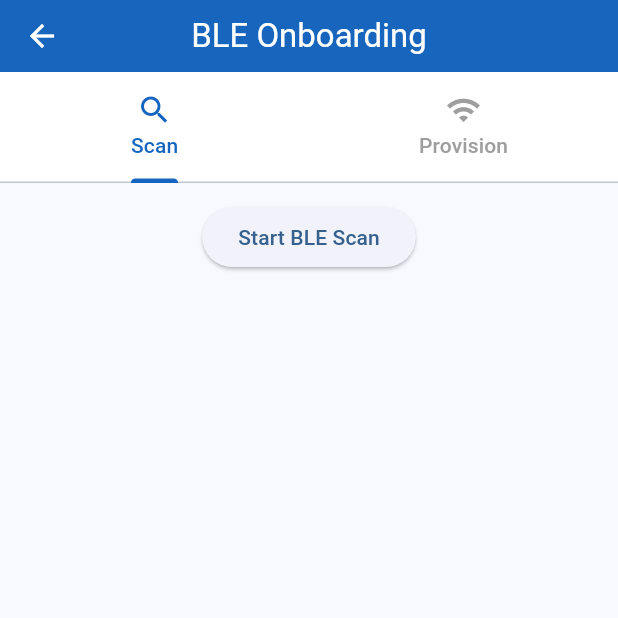
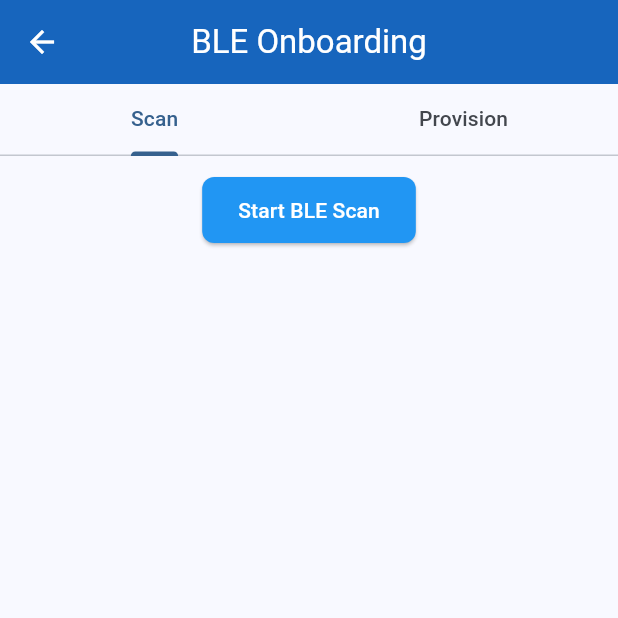
Before and after one commit to AntonyCJ30/ESP32_Monitoring_app, a Flutter app: the screen it shows after launch, after a tap on "Start Onboarding", on a phone screen of 412 x 824 dp, the top half of it. Run offline on Flutter 3.47's test engine with Material 3 defaults, Android fonts, the phone set to English and light mode, and no system bars; our stand-ins replace flutter_blue_plus, permission_handler.

Commit message:
Refactor BLE logic with controller and routes

```diff
--- a/lib/main.dart
+++ b/lib/main.dart
@@ -1,6 +1,7 @@
 import 'package:flutter/material.dart';
+
 import 'screens/home_screen.dart';
-import 'screens/onboarding_screen.dart';
+import 'routes/onboarding_screen_routes.dart';
 
 void main() {
   runApp(const MyApp());
@@ -9,13 +10,13 @@ void main() {
 class MyApp extends StatelessWidget {
   const MyApp({super.key});
 
-
-
   @override
   Widget build(BuildContext context) {
     return MaterialApp(
       title: 'Device Setup App',
       debugShowCheckedModeBanner: false,
+
+      //  GLOBAL APP STYLES (UNCHANGED)
       theme: ThemeData(
         useMaterial3: true,
         colorScheme: ColorScheme.fromSeed(
@@ -27,16 +28,30 @@ class MyApp extends StatelessWidget {
           elevation: 2,
           centerTitle: true,
         ),
+        elevatedButtonTheme: ElevatedButtonThemeData(
+          style: ElevatedButton.styleFrom(
+            backgroundColor: const Color(0xFF1565C0),
+            foregroundColor: Colors.white,
+            padding: const EdgeInsets.symmetric(
+              horizontal: 24,
+              vertical: 12,
+            ),
+            shape: RoundedRectangleBorder(
+              borderRadius: BorderRadius.circular(8),
+            ),
+          ),
+        ),
       ),
 
-      // Route table: keep main.dart responsible only for routing & app-level config
+      // ROUTING
       initialRoute: HomeScreen.routeName,
       routes: {
         HomeScreen.routeName: (context) => const HomeScreen(),
-        OnboardingScreen.routeName: (context) => const OnboardingScreen(),
+
+        // IMPORTANT: route → provider → screen
+        OnboardingRoute.routeName: (context) =>
+            const OnboardingRoute(),
       },
-
-
     );
   }
 }
--- /dev/null
+++ b/lib/routes/onboarding_screen_routes.dart
@@ -0,0 +1,20 @@
+import 'package:flutter/material.dart';
+import 'package:provider/provider.dart';
+
+import '../ble/ble_controller.dart';
+import '../ble/ble_service.dart';
+import '../screens/onboarding_screen.dart';
+
+class OnboardingRoute extends StatelessWidget {
+  static const String routeName = '/onboarding';
+
+  const OnboardingRoute({super.key});
+
+  @override
+  Widget build(BuildContext context) {
+    return ChangeNotifierProvider(
+      create: (_) => BleController(BleService())..init(),
+      child: const OnboardingScreen(),
+    );
+  }
+}
--- a/lib/screens/onboarding_screen.dart
+++ b/lib/screens/onboarding_screen.dart
@@ -1,9 +1,10 @@
 import 'package:flutter/material.dart';
-import '../ble/ble_service.dart';
+import 'package:provider/provider.dart';
 import 'package:flutter_blue_plus/flutter_blue_plus.dart';
 
+import '../ble/ble_controller.dart';
+
 class OnboardingScreen extends StatefulWidget {
-  static const String routeName = '/onboarding';
   const OnboardingScreen({super.key});
 
   @override
@@ -12,13 +13,6 @@ class OnboardingScreen extends StatefulWidget {
 
 class _OnboardingScreenState extends State<OnboardingScreen>
     with TickerProviderStateMixin {
-  final BleService ble = BleService();
-
-  final List<ScanResult> scanResults = [];
-  bool scanning = false;
-  bool connected = false;
-  String status = "Idle";
-
   late TabController tabController;
 
   final ssidCtrl = TextEditingController();
@@ -28,97 +22,58 @@ class _OnboardingScreenState extends State<OnboardingScreen>
   void initState() {
     super.initState();
     tabController = TabController(length: 2, vsync: this);
-    ble.init();
   }
 
   @override
   void dispose() {
     tabController.dispose();
-    ble.disconnect();
+    ssidCtrl.dispose();
+    passCtrl.dispose();
     super.dispose();
   }
 
-  void startScan() {
-    scanning = true;
-    status = "Scanning...";
-    setState(() {});
-
-    ble.scan().listen((results) {
-      setState(() {
-        scanResults
-          ..clear()
-          ..addAll(results);
-      });
-    });
-  }
-
-  Future<void> connect(BluetoothDevice d) async {
-    try {
-      FlutterBluePlus.stopScan();
-      await ble.connect(d);
-      connected = true;
-      status = "Connected";
-
-      ble.txStream().listen((msg) {
-        setState(() => status = "Notify: $msg");
-      });
-
-      tabController.animateTo(1);
-    } catch (e) {
-      status = "Connection failed";
-    }
-    setState(() {});
-  }
-
-  Future<void> sendCredentials() async {
-    await ble.sendJson({"ssid": ssidCtrl.text, "password": passCtrl.text});
-    setState(() => status = "Credentials sent");
-  }
-
-  @override
   @override
   Widget build(BuildContext context) {
+    final controller = context.watch<BleController>();
+
     return Scaffold(
-    appBar: AppBar(
-      title: const Text("BLE Onboarding"),
-      toolbarHeight: 48, // keeps header compact
-    ),
-
+      appBar: AppBar(title: const Text("BLE Onboarding")),
       body: Column(
         children: [
-        // 👇 TAB BAR SEPARATED FROM APP BAR
-        Container(
-          color: Colors.white,
-          child: TabBar(
+          TabBar(
             controller: tabController,
-            labelColor: const Color(0xFF1565C0),
-            unselectedLabelColor: Colors.grey,
-            indicatorColor: const Color(0xFF1565C0),
             tabs: const [
-              Tab(icon: Icon(Icons.search), text: "Scan"),
-              Tab(icon: Icon(Icons.wifi), text: "Provision"),
+              Tab(text: "Scan"),
+              Tab(text: "Provision"),
             ],
           ),
-        ),
-
-        // 👇 TAB CONTENT
           Expanded(
             child: TabBarView(
               controller: tabController,
               children: [
-              /// ================= SCAN TAB =================
+                /// SCAN TAB
                 Column(
                   children: [
                     const SizedBox(height: 12),
                     ElevatedButton(
-                    onPressed: scanning ? null : startScan,
-                    child: const Text("Start BLE Scan"),
+                      onPressed: controller.toggleScan,
+                      style: ElevatedButton.styleFrom(
+                        backgroundColor: controller.scanning
+                            ? Colors.red
+                            : Colors.blue,
+                      ),
+                      child: Text(
+                        controller.scanning
+                            ? "Stop BLE Scan"
+                            : "Start BLE Scan",
+                      ),
                     ),
                     Expanded(
                       child: ListView.builder(
-                      itemCount: scanResults.length,
+                        itemCount: controller.scanResults.length,
                         itemBuilder: (_, i) {
-                        final r = scanResults[i];
+                          final ScanResult r =
+                              controller.scanResults[i];
                           return ListTile(
                             title: Text(
                               r.advertisementData.advName.isNotEmpty
@@ -127,7 +82,8 @@ Widget build(BuildContext context) {
                             ),
                             subtitle: Text(r.device.id.id),
                             trailing: ElevatedButton(
-                            onPressed: () => connect(r.device),
+                              onPressed: () =>
+                                  controller.connect(r.device),
                               child: const Text("Connect"),
                             ),
                           );
@@ -137,21 +93,23 @@ Widget build(BuildContext context) {
                   ],
                 ),
 
-              /// ================= PROVISION TAB =================
+                /// PROVISION TAB
                 Padding(
                   padding: const EdgeInsets.all(12),
                   child: Column(
                     children: [
                       Text(
-                      connected ? "Connected" : "Not connected",
-                      style: const TextStyle(fontWeight: FontWeight.bold),
+                        controller.connected
+                            ? "Connected"
+                            : "Not connected",
+                        style: const TextStyle(
+                            fontWeight: FontWeight.bold),
                       ),
-                    const SizedBox(height: 16),
+                      const SizedBox(height: 12),
                       TextField(
                         controller: ssidCtrl,
                         decoration: const InputDecoration(
                           labelText: "Wi-Fi SSID",
-                        border: OutlineInputBorder(),
                         ),
                       ),
                       const SizedBox(height: 12),
@@ -160,16 +118,20 @@ Widget build(BuildContext context) {
                         obscureText: true,
                         decoration: const InputDecoration(
                           labelText: "Wi-Fi Password",
-                        border: OutlineInputBorder(),
                         ),
                       ),
-                    const SizedBox(height: 16),
+                      const SizedBox(height: 12),
                       ElevatedButton(
-                      onPressed: connected ? sendCredentials : null,
+                        onPressed: controller.connected
+                            ? () => controller.sendCredentials(
+                                  ssidCtrl.text,
+                                  passCtrl.text,
+                                )
+                            : null,
                         child: const Text("Send Credentials"),
                       ),
-                    const SizedBox(height: 16),
-                    Text("Status: $status"),
+                      const SizedBox(height: 12),
+                      Text("Status: ${controller.status}"),
                     ],
                   ),
                 ),
```
Also changed, not shown: lib/ble/ble_controller.dart (added, +89 -0 lines), lib/ble/ble_service.dart (+13 -23 lines), pubspec.yaml (+7 -3 lines), pubspec.lock. Lines whose indentation alone changed are shown as unchanged.
